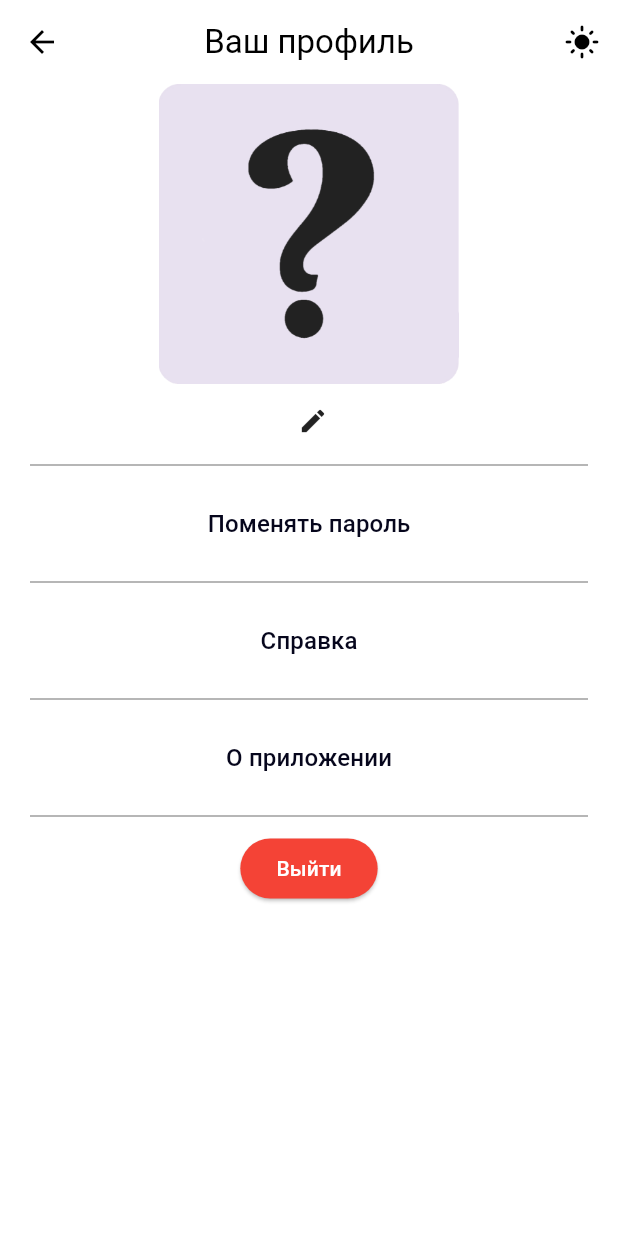
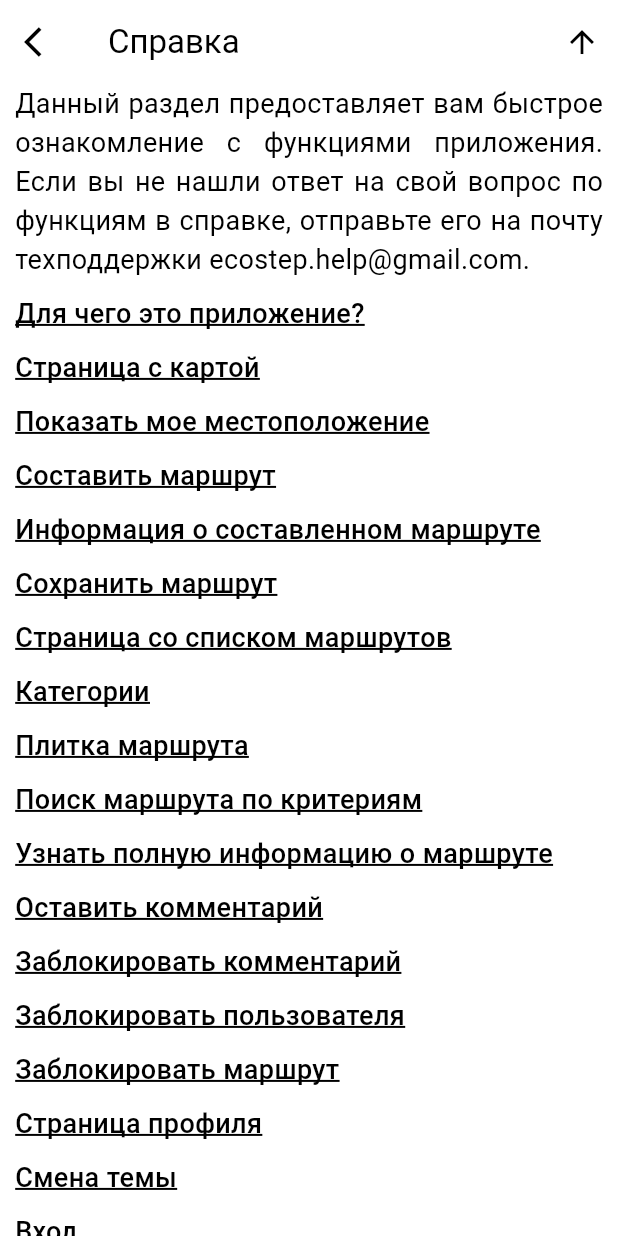
Before and after one commit to chan0nel/EcoStep, a Flutter app: the ProfilePage screen opened directly, after a tap on "Справка", on a phone screen of 412 x 824 dp. Run offline on Flutter 3.47's test engine with Material 2 defaults, Android fonts, the phone set to English and light mode, and no system bars; drawn by our look-alikes of scrollable_positioned_list; our stand-ins replace cloud_firestore, dropdown_textfield, firebase_auth, firebase_core, flutter_keyboard_visibility, flutter_map and 6 more; missing offline and left inert: async_button, extended_tabs, open_route_service; accounts and stored records are empty; network calls fail.

Commit message:
add about and reference

```diff
--- a/lib/logic/database/firebase_service.dart
+++ b/lib/logic/database/firebase_service.dart
@@ -33,7 +33,6 @@ class DBService {
                   return MapRoute.fromJSON(e.data(), e.id);
                 case 'users':
                   if (a) {
-                    print(e.data()['uid'] != uid);
                     if (e.id != uid) break;
                   }
                   return User.fromJSON(e.data(), e.id);
--- /dev/null
+++ b/lib/pages/about/reference.dart
@@ -0,0 +1,253 @@
+import 'package:flutter/material.dart';
+import 'package:scrollable_positioned_list/scrollable_positioned_list.dart';
+
+class ReferencePage extends StatefulWidget {
+  const ReferencePage({super.key});
+
+  @override
+  State<ReferencePage> createState() => _ReferencePageState();
+}
+
+class _ReferencePageState extends State<ReferencePage> {
+  final ItemScrollController itemScrollController = ItemScrollController();
+  bool flag = false;
+
+  @override
+  Widget build(BuildContext context) {
+    return Scaffold(
+      appBar: AppBar(
+        title: const Text('Справка'),
+        leading: IconButton(
+            onPressed: () {
+              Navigator.pop(context);
+            },
+            icon: const Icon(Icons.arrow_back_ios)),
+        actions: [
+          IconButton(
+              onPressed: () {
+                itemScrollController.scrollTo(
+                    index: 0, duration: const Duration(milliseconds: 500));
+              },
+              icon: const Icon(Icons.arrow_upward))
+        ],
+      ),
+      body: Container(
+          margin: const EdgeInsets.symmetric(horizontal: 10),
+          child: ScrollablePositionedList.builder(
+            itemCount: _list.length,
+            itemScrollController: itemScrollController,
+            itemBuilder: (BuildContext context, int index) {
+              if (index == 0) {
+                return Container(
+                  padding: const EdgeInsets.only(bottom: 10),
+                  child: Text(
+                    _list[0],
+                    textAlign: TextAlign.justify,
+                    style: const TextStyle(fontSize: 18),
+                  ),
+                );
+              }
+              if (index > 0 && index < 27) {
+                return Container(
+                  padding: const EdgeInsets.only(bottom: 10),
+                  child: GestureDetector(
+                    onTap: () {
+                      itemScrollController.scrollTo(
+                          index: index + 26,
+                          duration: const Duration(milliseconds: 500));
+                    },
+                    child: Text(
+                      _list[index],
+                      style: TextStyle(
+                        fontWeight: FontWeight.w500,
+                        fontSize: 18,
+                        color: Theme.of(context).brightness == Brightness.light
+                            ? Colors.black
+                            : const Color(0xfff4a900),
+                        decorationThickness: 1.5,
+                        decorationColor:
+                            Theme.of(context).brightness == Brightness.light
+                                ? Colors.black
+                                : const Color(0xfff4a900),
+                        decoration: TextDecoration.underline,
+                      ),
+                    ),
+                  ),
+                );
+              }
+              String temp = _list[index].split('\n')[0];
+              return Column(
+                children: [
+                  const Divider(),
+                  const SizedBox(height: 10),
+                  Text(
+                    temp,
+                    textAlign: TextAlign.center,
+                    style: const TextStyle(
+                        fontSize: 18, fontWeight: FontWeight.w500),
+                  ),
+                  const SizedBox(height: 15),
+                  Text(
+                    _list[index].replaceAll(RegExp('$temp\n'), ''),
+                    textAlign: TextAlign.justify,
+                    style: const TextStyle(fontSize: 18),
+                  ),
+                  const SizedBox(height: 10),
+                ],
+              );
+            },
+          )),
+    );
+  }
+
+  final List<String> _list = [
+    'Данный раздел предоставляет вам быстрое ознакомление с функциями приложения. Если вы не нашли ответ на свой вопрос по функциям в справке, отправьте его на почту техподдержки ecostep.help@gmail.com.',
+    'Для чего это приложение?',
+    'Страница с картой',
+    'Показать мое местоположение',
+    'Составить маршрут',
+    'Информация о составленном маршруте',
+    'Сохранить маршрут',
+    'Страница со списком маршрутов',
+    'Категории',
+    'Плитка маршрута',
+    'Поиск маршрута по критериям',
+    'Узнать полную информацию о маршруте',
+    'Оставить комментарий',
+    'Заблокировать комментарий',
+    'Заблокировать пользователя',
+    'Заблокировать маршрут',
+    'Страница профиля',
+    'Смена темы',
+    'Вход',
+    'Регистрация',
+    'Сбросить пароль',
+    'Верификация',
+    'Изображение профиля',
+    'Никнейм',
+    'Блокировка (скрытие аккаунта)',
+    'Выход из аккаунта',
+    'Техническая поддержка',
+    'Для чего это приложение?\nПриложение «EcoStep» позволяет вам составлять маршруты'
+        ' для прогулки на различных видах передвижения. Сохраняйте маршруты, чтобы воспользоваться'
+        ' ими позже. Делитесь мнением о маршрутах при помощи комментариев.',
+    'Страница с картой\nПервая страница при входе в приложение. Доступна в навигационном'
+        ' меню на вкладке «Карта» с иконкой. Здесь предоставлен функционал «мое местоположение»,'
+        ' составление маршрута и просмотр информации о маршруте.',
+    'Показать мое местоположение\nКнопка с иконкой в правой нижней части экрана при нажатии запрашивает'
+        ' у вас доступ к местоположению. Разрешите доступ навсегда, если желаете постоянно пользоваться'
+        ' данной функцией, или разрешите «только в этот раз», если вы хотите воспользоваться ей единожды.'
+        ' После короткой задержки, в ходе которой проигрывается анимация о выполнении, карта перемещается к вашему местоположению.'
+        '\nЕсли вы откажете в доступе к местоположению, то иконка на время сменится на иконку. В таком случае,'
+        ' включить доступ для работы кнопки можно будет только в настройках телефона.',
+    'Составить маршрут\nКнопка с иконкой выдвигает панель с формами для составления маршрута.'
+        '\nЗдесь можно ввести до 5 точек маршрута.Точки маршрута можно добавить на соответствующую'
+        ' кнопку. Точки можно выбрать на карте через кнопку-иконку или можно ввести в поле и затем, после'
+        ' ввода, выбрать в выпадающем меню точку.\n«Круиз» для составления кругового маршрута. Выбрав данный'
+        ' дополнительный параметр, изменится форма: можно будет выбрать только одну точку маршрута, а также'
+        ' появится поля для выбора длины маршрута. Длина выбирается из трех вариантов: короткий (от 2.5 км), средний '
+        '(от 5 км), длинный (от 7.5 км).\nЕсли вы желаете составить дополнительный маршрут, то выберите опцию несколько'
+        ' вариаций маршрута. Заметьте, что дополнительные параметры не совместимы друг с другом.\nВыберите тип'
+        ' передвижения и тип маршрута по своему желанию и после этого нажмите составить маршрут.\nЕсли данные были'
+        ' введены верно, то добавиться (добавятся) вкладки с информацией о составленном маршруте (маршрутах) и на карте'
+        ' они отрисуются в виде линий. Если где-то есть ошибка или маршрут не может быть построен с данными'
+        ' параметрами, то на кнопке появится текст о ошибке.',
+    'Информация о составленном маршруте\nВкладка, появляющаяся после составления маршрута. Здесь есть'
+        ' информация о названии маршрута, которое можно изменить в текстовом поле, выбранный тип передвижения,'
+        ' протяжённость (в м или км), время прохождения (в часах, минутах и секундах), график высот, который'
+        ' демонстрирует высоты на различных точках маршрута (точки можно нажимать, для более точной информации),'
+        ' подъем и спуск (в м).',
+    'Сохранить маршрут\nСоставленный маршрут можно сохранить, если вы зарегистрированный и верифицированный'
+        ' пользователь. Если кнопки нет, то вы зашли под анонимными аккаунтом. Если ваш аккаунт не верифицирован,'
+        ' то после нажатия кнопки, ее текст смениться на ошибку.',
+    'Страница со списком маршрутов\nСтраница со списком различных маршрутов. Доступен в нижнем меню'
+        ' навигации по иконке «маршруты». Здесь можно искать маршруты по параметрам, смотреть свои'
+        ' сохраненные маршруты и маршруты других пользователей.',
+    'Категории\nВаши маршруты – категория для сохраненных маршрутов, составленных на этом аккаунте.'
+        '\nСохраненные маршруты – пользовательские маршруты, которые вы решили сохранить в отдельную категорию.'
+        '\nНаши маршруты – маршруты, которые автор данного приложения составил специально для вас. Это могут быть как'
+        ' авторские маршруты, так и официальные экомаршруты.\nПользовательские маршруты – маршруты, которые не'
+        ' попали не в одну из прошлых категорий.\nВсе списки в категориях могут быть скрыты при нажатии на '
+        'кнопку-иконку в правой части экрана оглавления категории.',
+    'Плитка маршрута\nПлитка является расширяемой, но изначально она закрыта.\nВ закрытом режиме показана'
+        ' информация о названии, под ним создатель маршрута (не показывается если это вы или если это маршрут'
+        ' из категории «наши») и количество комментариев. В правой части плитки кнопка заблокировать (не показывается'
+        ' если это вы или если это маршрут из категории «наши»). Функционал данной кнопки описан в разделе справки'
+        ' «Заблокировать маршрут». В правой части плитки.\nПри расширении плитки появляется некоторая информация о'
+        ' маршруте: карта с маршрутом и другая информация с иконкой и текстом рядом. Также в расширенном варианте есть'
+        ' кнопки, зависящие от категории: кнопка удалить – удаляет маршрут навсегда (для кат. «ваши маршруты») или'
+        ' удаляет из категории сохраненные маршруты. Кнопка «Сохранить» сохраняет маршрут в категорию «сохраненные'
+        ' маршруты». Кнопка «Узнать больше» позволяет узнать более расширенную информацию о маршруте. Данная функция'
+        ' описана в разделе справки «Узнать полную информацию о маршруте».',
+    'Поиск маршрута по критериям\nИскать маршрут в списке можно нажав на кнопку в верхней правой части экрана.'
+        ' После этого добавляется контейнер с фишками для выбора: «название», «пользователь», «тип передвижения»,'
+        ' «с подъемом», «со спуском».\nВыбрав параметры название, пользователь и (или) тип передвижения, маршруты'
+        ' будут фильтроваться по данным параметрам. Параметры с подъемом и со спуском являются взаимоисключающими'
+        ' и если выбрать их оба и попробовать найти маршруты, то отобразятся все маршруты. Со спуском подразумевает'
+        ' в себе маршруты, где спуск больше, чем подъем, а с подъемом наоборот.\nДля начала поиска следует ввести'
+        ' текст в поле поиска и отправить его через клавиатуру. После этого маршрут от фильтруется.\nДля очистки'
+        ' тактового поля можно использовать кнопку Х.',
+    'Узнать полную информацию о маршруте\nКнопка «Узнать больше» в плитке маршрута перемещает вас'
+        'на экран карты и выдвигает нижнюю панель с информацией о выбранном маршруте. Здесь есть информация о'
+        'названии маршрута тип передвижения, протяжённость (в м или км), время прохождения (в часах, минутах и секундах),'
+        'график высот, который демонстрирует высоты на различных точках маршрута (точки можно нажимать, для более'
+        ' точной информации), подъем и спуск (в м), а также комментарии, если они есть. Если комментариев нет,'
+        ' то будет соответствующий текст.',
+    'Оставить комментарий\nОставить комментарий можно при помощи текстового поля в панели выбора маршрута,'
+        'описанного в прошлом разделе справки. Комментарий может быть длиной в 50 символов и отправить его можно,'
+        'как с клавиатуры, так и кнопки в текстовом поле.\nКомментарии представляют собой текст комментария,'
+        ' имя и аватар автора и время (дата) создания комментария.\nПомните, уважайте других людей, оставляя'
+        ' комментарий о маршруте.',
+    'Заблокировать комментарий\nЕсли вы сочли комментарий другого пользователя оскорбительным, то можете'
+        ' пожаловаться на него при помощи кнопки в конце комментария. Если вы еще не подавали жалобу на него,'
+        ' то вам покажется окно с подтверждением жалобы. Подтвердите или отмените по желанию. Если после'
+        ' подтверждения, у комментария 5 или более жалоб, то он будет скрыт для всех пользователей. \n'
+        ' Отправляйте жалобы с осторожностью. С большой силой приходит большая ответственность.',
+    'Заблокировать пользователя\nИногда пользователи выбирают нежелательные названия для своих аккаунтов'
+        ' или же создают подозрительные маршруты. В таком случае вы можете нажать на имя или аватар'
+        ' пользователя в комментариях или в списках маршрутов. После подтверждения, если на пользователя'
+        ' собралось 5 или более жалоб, то он будет скрыт для всех пользователей, как и его маршруты и'
+        ' комментарии. Пожаловаться на пользователя можно единожды.',
+    'Заблокировать маршрут\nМаршруты также можно блокировать. Кнопка блокировки расположена в правой'
+        ' части плитки в списке маршрутов. Нажав на нее, после подтверждения, список обновится, если было'
+        ' 5 или более жалоб на данный маршрут. Пожаловаться на маршрут можно единожды.',
+    'Страница профиля\nВаша страница профиля (конечно же персональная). Доступна на вкладке профиль.'
+        '\nЗдесь вы можете поменять тему приложения, перейти к справке и к разделу «О приложении» вне'
+        ' зависимости статуса аккаунта. Если вы анонимный пользователь, то вам предлагают войти или зарегистрироваться.'
+        '\nИначе вам будет предоставлена информация об аккаунте: аватар, никнейм, верификация, блокировка'
+        ' аккаунта и смена пароля.',
+    'Смена темы\nЛюбите темную тему? Можете сменить тему в верхней правой части экрана профиля.'
+        ' Тема сохраняется также при выходе из приложения.',
+    'Вход\nПерейти на данную страницу можно с анонимного профиля. Здесь есть форма с полем для'
+        ' почты, который изменяет текст на красный, если текст не соответствует формату электронной'
+        ' почты, и полем для пароля, текст которого скрыт за специальными символами и его можно посмотреть'
+        ' на кнопку в конце поля.\nЗатем нажать на кнопку «Войти». Если все верно, то вас перекинет на'
+        ' предыдущий экран. Иначе выведет на кнопке ошибку.',
+    'Регистрация\nЭкран состоит из четырех форм.\nФорма для почты изменяет текст на красный, если'
+        ' текст не соответствует формату электронной почты.\nФорма для имени пользователя не имеет особенных'
+        ' ограничений, однако не забывайте, что название вашего аккаунта видят и другие пользователи.\nДва'
+        ' поля пароля для точного указания пароля. Первое поле должно соответствовать условиям, описанным под'
+        ' ним, а второе должно советовать тексту первого.\nПосле этого можно нажать кнопку зарегистрироваться.'
+        ' Если все верно, то вас перекинет на предыдущий экран. Иначе выведет на кнопке ошибку.',
+    'Сбросить пароль\nТакже есть сброс пароля, для него надо ввести в поле почты желаемую почту (почту от аккаунта)'
+        ' для сброса пароля и затем нажать на кнопку «Я не помню пароль».\nСбросить пароль также можно и уже'
+        ' после входа в аккаунт. Для этого необходимо нажать на кнопку «Поменять пароль».\nПисьмо для сброса'
+        ' пароля будет отправлено на указанную почту. Там по переходу по ссылке, можно изменить пароль на желаемый.',
+    'Верификация\nВерицированный аккаунт позволяет вам сохранять собственные маршруты и оставлять комментарии.'
+        'Письмо для верификации отправляется при регистрации аккаунта, либо при нажатии на кнопку «Верифицировать'
+        'аккаунт» (она есть если только аккаунт не верифицирован).',
+    'Изображение профиля\nИзменить аватар профиля можно нажав на сам аватар, так вам будет открыто'
+        'модальное окно с 15 аватарами. Можете выбрать любую из 15. Закрыть окно можно, нажав вне его.',
+    'Никнейм\nНикнейм можно изменить, нажав на ваш никнейм. Появится модальное окно с полем для ввода.'
+        ' Введите желаемый никнейм и подтвердите, нажав «ОК». Или отмените, нажав на «отмена» или вне окна.',
+    'Блокировка (скрытие аккаунта)\nЕсли на ваш аккаунт пожаловалось 5 или более человек, то ваш аккаунт будет'
+        ' скрыт от других пользователей. Вы можете обратиться в техподдержку с объяснением вашей ситуации'
+        ' для решения данной проблемы.',
+    'Выход из аккаунта\nКнопка «Выйти» доступна авторизованным пользователям и находится она в конце'
+        ' экрана профиля. Выходя из аккаунта, вы смените профиль на анонимный, что изменит доступный'
+        ' вам функционал.',
+    'Техническая поддержка\nТехническая поддержка доступна на ecostep.help@gmail.com.'
+        ' Изложите ясно свою проблему в письме, а также желательно отправлять письмо с'
+        ' зарегистрированного аккаунта или указать почту в письме.',
+  ];
+}
--- a/lib/pages/auth_page/auth_page.dart
+++ b/lib/pages/auth_page/auth_page.dart
@@ -178,7 +178,7 @@ class _AuthenticationPageState extends State<AuthenticationPage> {
                       ctrl: signUpCtrl[0],
                     ),
                     CustomField(
-                      hintText: 'nickname',
+                      hintText: 'никнейм',
                       ctrl: signUpCtrl[1],
                     ),
                     PasswordField(
--- a/pubspec.yaml
+++ b/pubspec.yaml
@@ -49,9 +49,10 @@ dependencies:
   async_button: ^2.0.0-beta.1+2
   dropdown_textfield: ^1.0.8
   intl: ^0.18.1
+  scrollable_positioned_list: ^0.3.8
+  url_launcher: ^6.1.11
 
 dev_dependencies:
-  dependency_validator: ^3.0.0
 
   # The "flutter_lints" package below contains a set of recommended lints to
   # encourage good coding practices. The lint set provided by the package is
```
Also changed, not shown: lib/pages/about/about.dart (added, +115 -0 lines), lib/pages/profile_page/profile_page.dart (+30 -4 lines), lib/pages/routes_page/routes_list.dart (+7 -1 lines), pubspec.lock.
